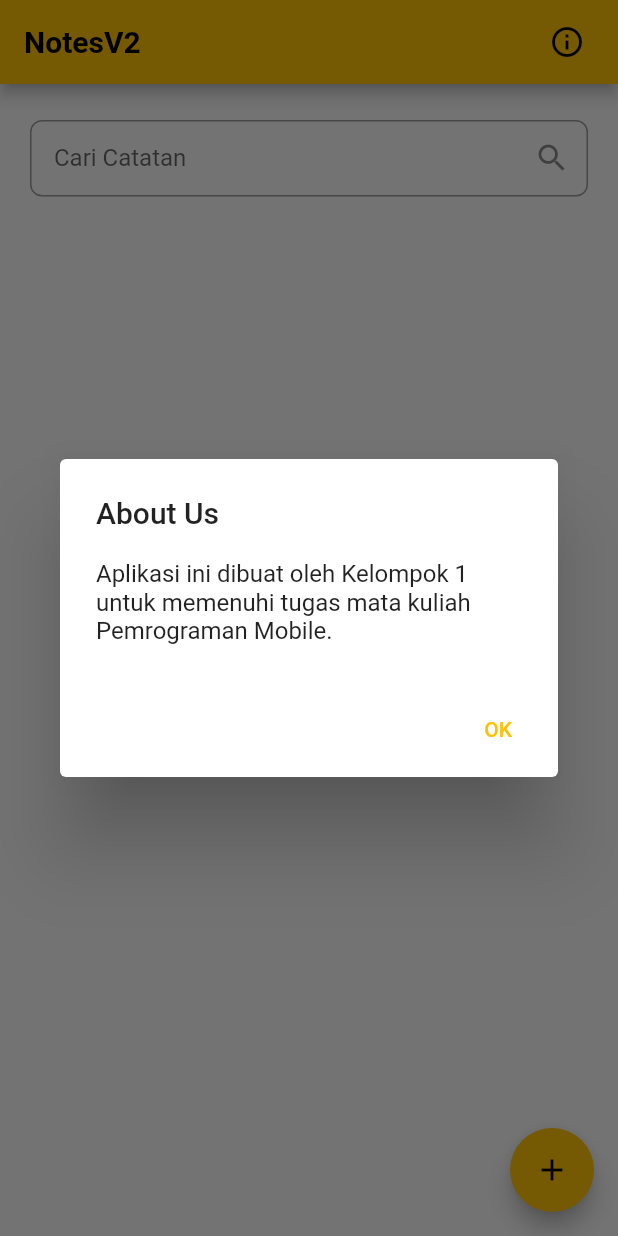
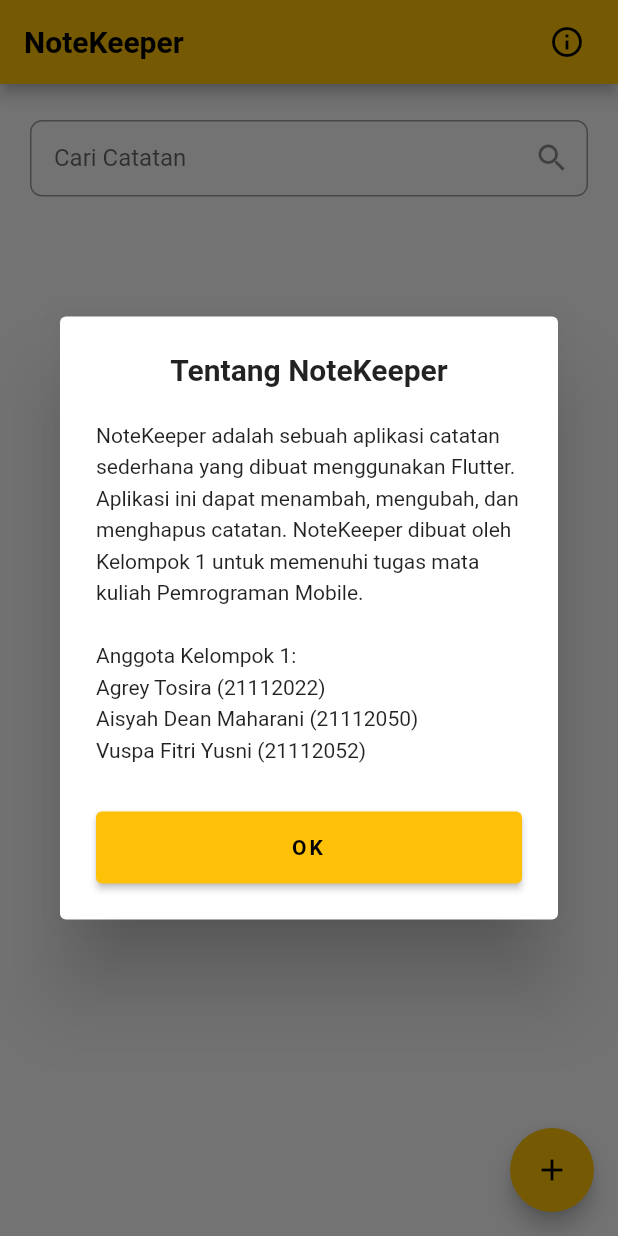
Before and after one commit to agreytosira/notes_flutter, a Flutter app: the screen it shows after launch, after a tap on the "info outline" icon, on a phone screen of 412 x 824 dp. Run offline on Flutter 3.47's test engine with Material 2 defaults, Android fonts, the light colour scheme and no system bars; network calls fail.

Commit message:
update about dialog

```diff
--- a/lib/screens/notes_page.dart
+++ b/lib/screens/notes_page.dart
@@ -141,7 +141,7 @@ class _NotesPageState extends State<NotesPage> {
     return Scaffold(
       appBar: AppBar(
         title: const Text(
-          'NotesV2',
+          'NoteKeeper',
           style: TextStyle(
             fontWeight: FontWeight.bold,
           ),
@@ -155,16 +155,38 @@ class _NotesPageState extends State<NotesPage> {
                   context: context,
                   builder: (context) {
                     return AlertDialog(
-                      title: const Text('About Us'),
+                      title: const Text(
+                        'Tentang NoteKeeper',
+                        textAlign: TextAlign.center,
+                        style: TextStyle(
+                          fontWeight: FontWeight.bold,
+                        ),
+                      ),
                       content: const Text(
-                          'Aplikasi ini dibuat oleh Kelompok 1 untuk memenuhi tugas mata kuliah Pemrograman Mobile.'),
+                        'NoteKeeper adalah sebuah aplikasi catatan sederhana yang dibuat menggunakan Flutter. Aplikasi ini dapat menambah, mengubah, dan menghapus catatan. NoteKeeper dibuat oleh Kelompok 1 untuk memenuhi tugas mata kuliah Pemrograman Mobile.\n\nAnggota Kelompok 1:\nAgrey Tosira (21112022)\nAisyah Dean Maharani (21112050)\nVuspa Fitri Yusni (21112052)',
+                        style: TextStyle(fontSize: 14, height: 1.5),
+                      ),
                       actions: [
-                        TextButton(
-                          onPressed: () {
-                            Navigator.pop(context);
-                          },
-                          child: const Text('OK'),
-                        ),
+                        Container(
+                            margin: EdgeInsets.only(
+                                left: 16, bottom: 16, right: 16),
+                            child: ElevatedButton(
+                              child: Container(
+                                width: double.infinity,
+                                padding:
+                                    const EdgeInsets.symmetric(vertical: 16),
+                                child: const Text(
+                                  "OK",
+                                  textAlign: TextAlign.center,
+                                  style: TextStyle(
+                                      letterSpacing: 2,
+                                      fontWeight: FontWeight.w600),
+                                ),
+                              ),
+                              onPressed: () {
+                                Navigator.pop(context);
+                              },
+                            )),
                       ],
                     );
                   },
```
